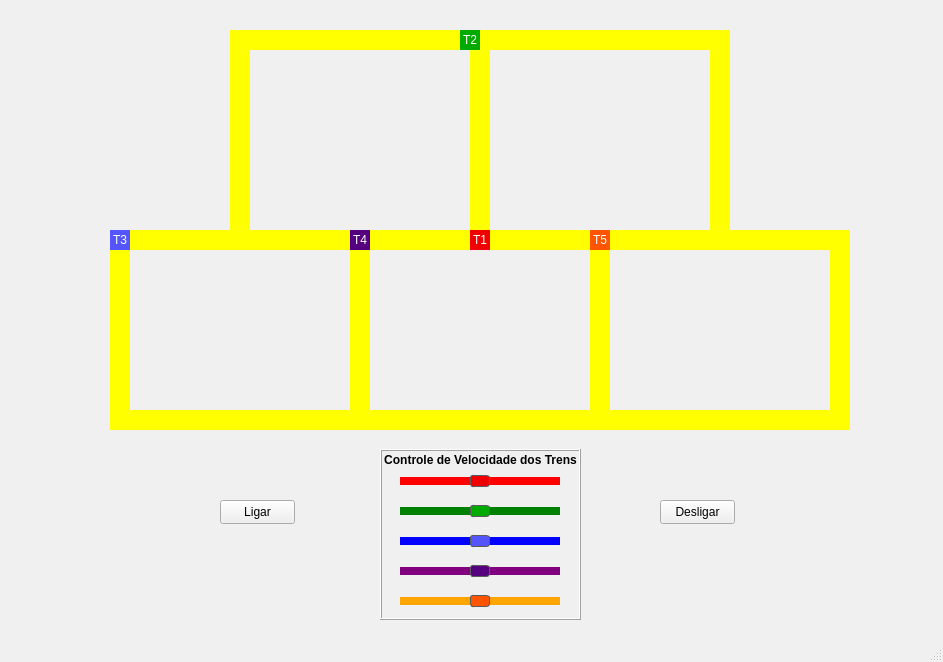
Qt form mainwindow.ui (Bianca-Mirtes/Projeto_dos_Trens_SO) before a commit.
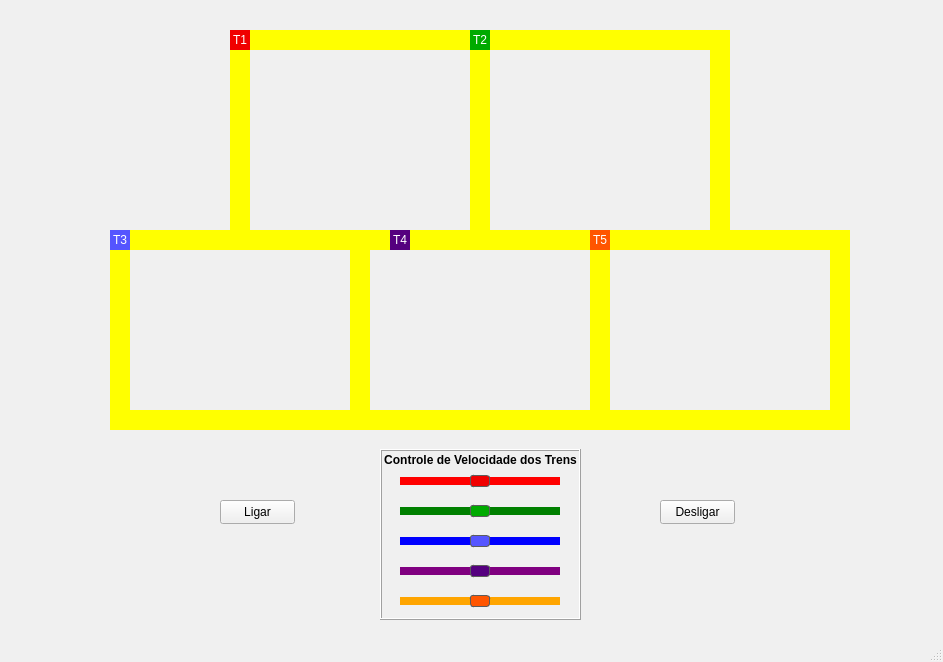
The same form after that commit. Icons and pictures are not drawn.

Commit message: Semaforos 1, 2 e 5 finalizados

```diff
--- a/mainwindow.ui
+++ b/mainwindow.ui
@@ -280,7 +280,7 @@
    <widget class="QLabel" name="trem_4">
     <property name="geometry">
      <rect>
-      <x>350</x>
+      <x>390</x>
       <y>230</y>
       <width>20</width>
       <height>20</height>
@@ -395,8 +395,8 @@
    <widget class="QLabel" name="trem_1">
     <property name="geometry">
      <rect>
-      <x>470</x>
-      <y>230</y>
+      <x>230</x>
+      <y>30</y>
       <width>20</width>
       <height>20</height>
      </rect>
@@ -462,7 +462,7 @@
    <widget class="QLabel" name="trem_2">
     <property name="geometry">
      <rect>
-      <x>460</x>
+      <x>470</x>
       <y>30</y>
       <width>20</width>
       <height>20</height>
```
Left out of the diff: 2 changed lines with no effect on the pictures. The commit also changes 1 other file.
